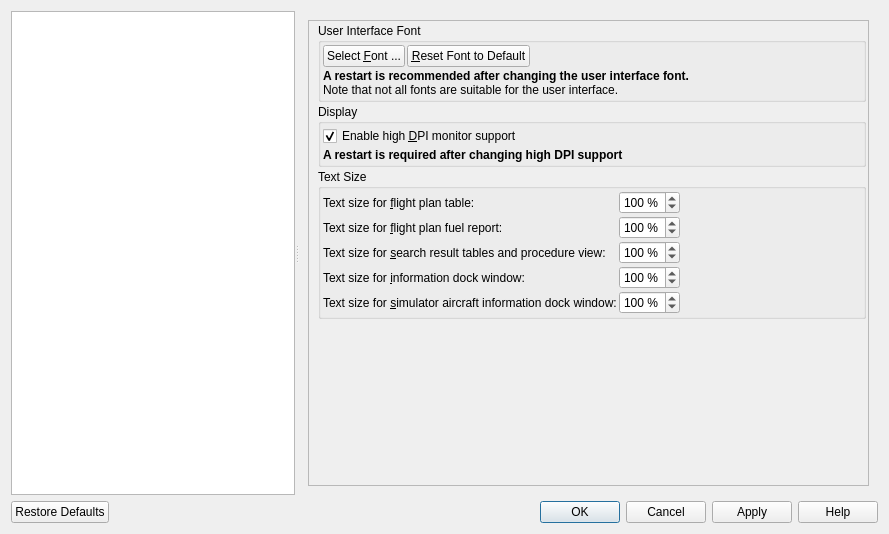
First picture: the form in src/options/options.ui, repository albar965/littlenavmap, before the edit.
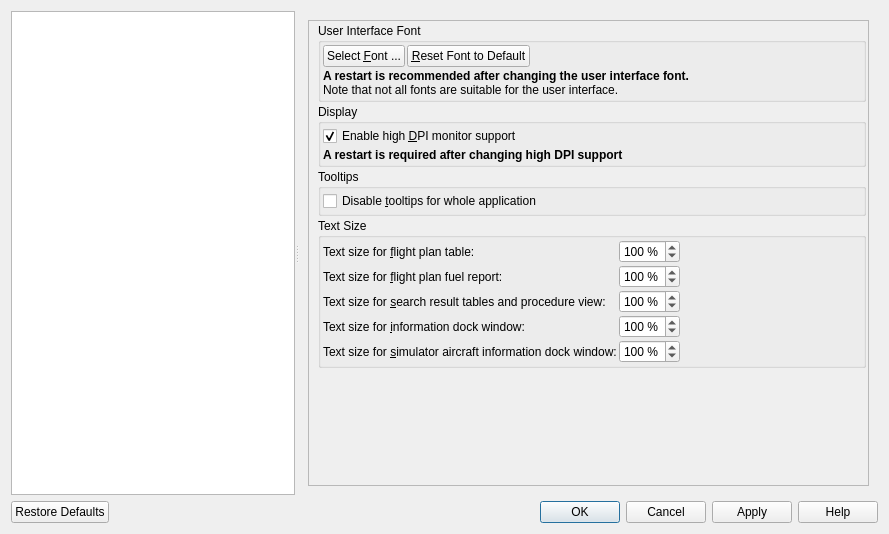
Second picture: the form after the edit. The open tabs and pages were chosen to show the change.

Commit message: New option to disable tooltips in program.

What changed in the file:
```diff
--- a/src/options/options.ui
+++ b/src/options/options.ui
@@ -781,6 +781,45 @@
               </layout>
              </widget>
             </item>
+            <item>
+             <widget class="QGroupBox" name="groupBox_24">
+              <property name="title">
+               <string>Tooltips</string>
+              </property>
+              <layout class="QVBoxLayout" name="verticalLayout_24">
+               <property name="spacing">
+                <number>2</number>
+               </property>
+               <property name="leftMargin">
+                <number>2</number>
+               </property>
+               <property name="topMargin">
+                <number>2</number>
+               </property>
+               <property name="rightMargin">
+                <number>2</number>
+               </property>
+               <property name="bottomMargin">
+                <number>2</number>
+               </property>
+               <item>
+                <widget class="QCheckBox" name="checkBoxOptionsGuiTooltips">
+                 <property name="toolTip">
+                  <string>Disables display of tooltips for the whole application.
+Tooltips are small help windows which pop up when hovering the mouse above an object.
+This does not affect the map window which can be changed separately on the options page &quot;Map&quot;. </string>
+                 </property>
+                 <property name="text">
+                  <string>Disable &amp;tooltips for whole application</string>
+                 </property>
+                 <property name="checked">
+                  <bool>false</bool>
+                 </property>
+                </widget>
+               </item>
+              </layout>
+             </widget>
+            </item>
             <item>
              <widget class="QGroupBox" name="groupBox_8">
               <property name="title">
```
The commit also changes 4 other files.
